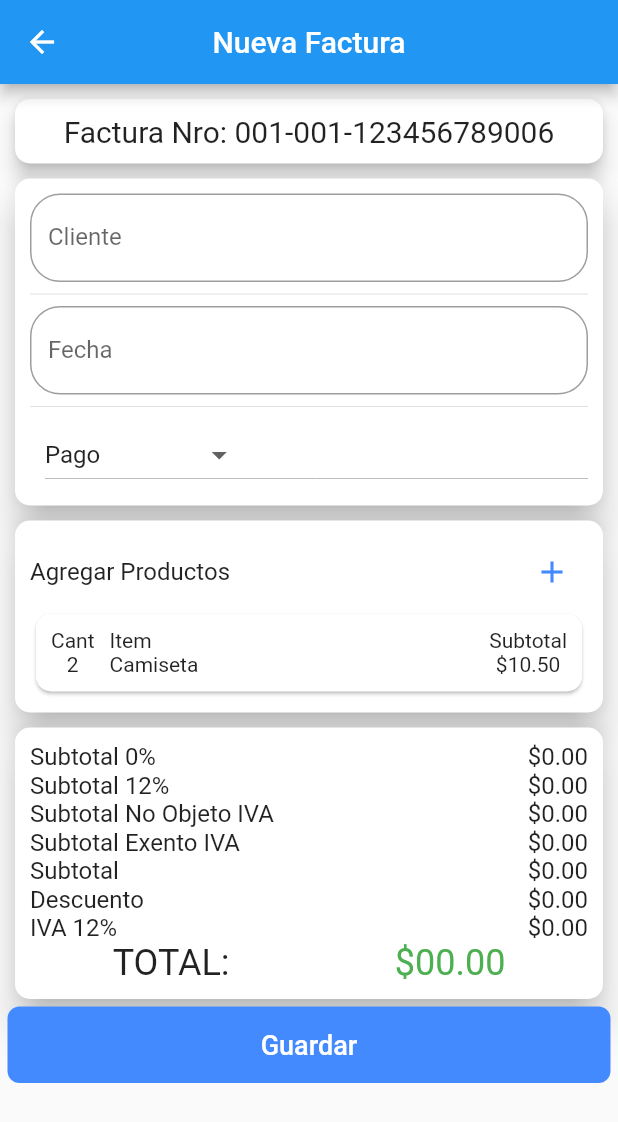
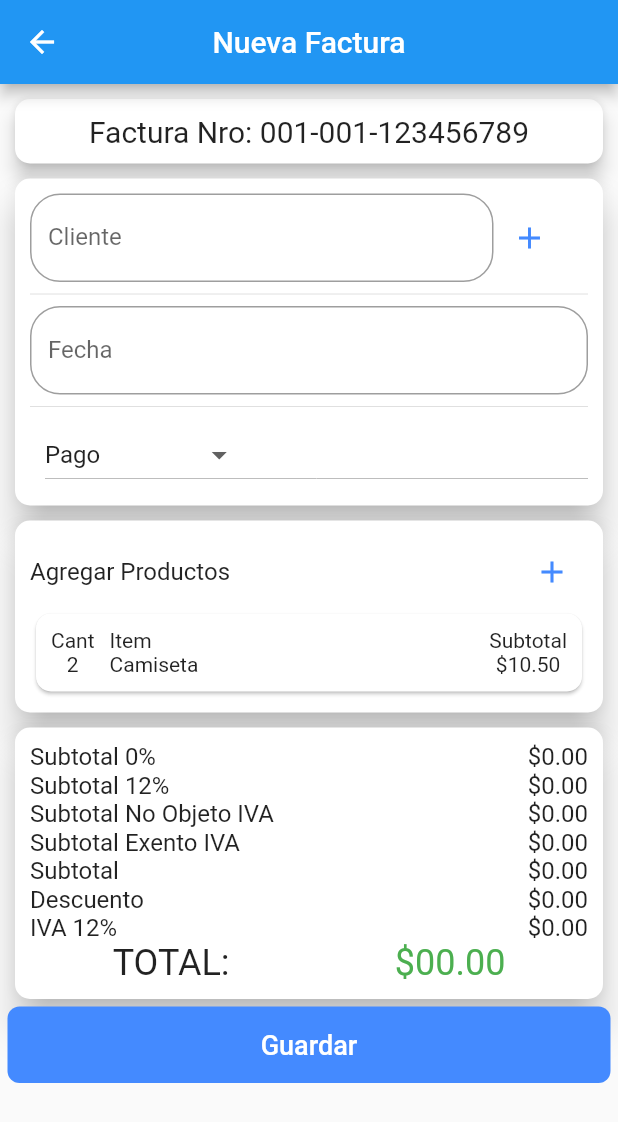
Before and after one commit to b1c0/flutter.factura.club.dev, a Flutter app: the NuevaFacturaPage screen opened by its route, on a phone screen of 412 x 824 dp. Shown: the top 1122 px of the screen. Run offline on Flutter 3.47's test engine with Material 2 defaults, Android fonts, the phone set to English and light mode, and no system bars.

Commit message:
creacion del modelo de usuario y de la vista de datos de empresa, correcciones en las vistas de login, registro y factura nueva.

```diff
--- a/lib/main.dart
+++ b/lib/main.dart
@@ -1,3 +1,4 @@
+import 'package:app_factura_club_dev/src/pages/Empresa/empresa_page.dart';
 import 'package:app_factura_club_dev/src/pages/acceso/login_page.dart';
 import 'package:app_factura_club_dev/src/pages/acceso/registro_page.dart';
 import 'package:app_factura_club_dev/src/pages/clientes/clientes_page.dart';
@@ -30,6 +31,7 @@ class MyApp extends StatelessWidget {
         'facturas': (BuildContext context) => FacturasPage(),
         'nueva-factura': (BuildContext context) => NuevaFacturaPage(),
         'agregar-producto-factura': (BuildContext context) => AgregarProductoFacturaPage(),
+        'empresa': (BuildContext context) => EmpresaPage(),
       },
     );
   }
--- /dev/null
+++ b/lib/src/models/Usuario.dart
@@ -0,0 +1,93 @@
+import 'dart:convert';
+
+Usuario usuarioFromJson(String str) => Usuario.fromJson(json.decode(str));
+
+String usuarioToJson(Usuario data) => json.encode(data.toJson());
+
+class Usuario {
+  Usuario({
+    this.idUser,
+    this.idPadreUser,
+    this.nicUsuario,
+    this.claveUser,
+    this.nombreUser,
+    this.correoUser,
+    this.celularUser,
+    this.activoUser,
+    this.perfilUser,
+    this.postUser,
+    this.sidUser,
+    this.correoVerficadoUser,
+    this.celudarVerificadoUser,
+    this.createdAt,
+    this.createdBy,
+    this.modifiedAt,
+    this.modifiedBy,
+    this.deletedAt,
+    this.deletedBy,
+  });
+
+  int idUser;
+  int idPadreUser;
+  String nicUsuario;
+  String claveUser;
+  String nombreUser;
+  String correoUser;
+  String celularUser;
+  String activoUser;
+  String perfilUser;
+  String postUser;
+  String sidUser;
+  String correoVerficadoUser;
+  String celudarVerificadoUser;
+  DateTime createdAt;
+  int createdBy;
+  DateTime modifiedAt;
+  int modifiedBy;
+  DateTime deletedAt;
+  int deletedBy;
+
+  factory Usuario.fromJson(Map<String, dynamic> json) => Usuario(
+        idUser: json["idUser"],
+        idPadreUser: json["idPadreUser"],
+        nicUsuario: json["nicUsuario"],
+        claveUser: json["claveUser"],
+        nombreUser: json["nombreUser"],
+        correoUser: json["correoUser"],
+        celularUser: json["celularUser"],
+        activoUser: json["activoUser"],
+        perfilUser: json["perfilUser"],
+        postUser: json["postUser"],
+        sidUser: json["sidUser"],
+        correoVerficadoUser: json["correoVerficadoUser"],
+        celudarVerificadoUser: json["celudarVerificadoUser"],
+        createdAt: DateTime.parse(json["createdAt"]),
+        createdBy: json["createdBy"],
+        modifiedAt: DateTime.parse(json["modifiedAt"]),
+        modifiedBy: json["modifiedBy"],
+        deletedAt: DateTime.parse(json["deletedAt"]),
+        deletedBy: json["deletedBy"],
+      );
+
+  Map<String, dynamic> toJson() => {
+        "idUser": idUser,
+        "idPadreUser": idPadreUser,
+        "nicUsuario": nicUsuario,
+        "claveUser": claveUser,
+        "nombreUser": nombreUser,
+        "correoUser": correoUser,
+        "celularUser": celularUser,
+        "activoUser": activoUser,
+        "perfilUser": perfilUser,
+        "postUser": postUser,
+        "sidUser": sidUser,
+        "correoVerficadoUser": correoVerficadoUser,
+        "celudarVerificadoUser": celudarVerificadoUser,
+        "createdAt": createdAt.toIso8601String(),
+        "createdBy": createdBy,
+        "modifiedAt": modifiedAt.toIso8601String(),
+        "modifiedBy": modifiedBy,
+        "deletedAt": deletedAt.toIso8601String(),
+        "deletedBy": deletedBy,
+      };
+}
--- a/lib/src/pages/acceso/login_page.dart
+++ b/lib/src/pages/acceso/login_page.dart
@@ -92,10 +92,10 @@ class LoginPage extends StatelessWidget {
                 input.crearNombreUsuario(),
                 input.crearPassword(),
                 _botonIngresar(context),
+                _botonRegistrar(context),
               ],
             ),
           ),
-          _botonRegistrar(context),
         ],
       ),
     );
@@ -105,7 +105,7 @@ class LoginPage extends StatelessWidget {
     return RaisedButton(
       child: Container(
         padding: EdgeInsets.symmetric(horizontal: 85.0, vertical: 15.0),
-        child: Text('Ingresar'),
+        child: Text('Ingresar', style: TextStyle(fontSize: 18)),
       ),
       shape: RoundedRectangleBorder(borderRadius: BorderRadius.circular(8.0)),
       elevation: 0.0,
@@ -123,7 +123,7 @@ class LoginPage extends StatelessWidget {
             onPressed: () => Navigator.pushReplacementNamed(context, 'registro'),
             child: Text(
               '¿No tienes cuenta? Registrate!',
-              style: TextStyle(color: Colors.white, fontSize: 16.0),
+              style: TextStyle(color: Colors.blue, fontSize: 16.0),
             ))
       ],
     );
--- a/lib/src/pages/documentos/facturas/nueva_factura.dart
+++ b/lib/src/pages/documentos/facturas/nueva_factura.dart
@@ -42,11 +42,26 @@ class _NuevaFacturaPage extends State<NuevaFacturaPage> {
           padding: EdgeInsets.all(10),
           child: Center(
             child: Text(
-              'Factura Nro: 001-001-123456789006',
+              'Factura Nro: 001-001-123456789',
               style: TextStyle(fontSize: 20),
             ),
           ),
         ));
+  }
+
+  Widget _inputCliente(String texto, String hint) {
+    return Container(
+      width: MediaQuery.of(context).size.width * 0.75,
+      child: TextField(
+        // autofocus: true,
+        textCapitalization: TextCapitalization.sentences,
+        decoration: InputDecoration(
+          border: OutlineInputBorder(borderRadius: BorderRadius.circular(20.0)),
+          hintText: hint,
+          labelText: texto,
+        ),
+      ),
+    );
   }
 
   Widget _inputsFact() {
@@ -57,7 +72,19 @@ class _NuevaFacturaPage extends State<NuevaFacturaPage> {
         child: Container(
           padding: EdgeInsets.all(10),
           child: Column(children: [
-            input.crearInputText('Cliente', ''),
+            Row(
+              children: [
+                _inputCliente('Cliente', ''),
+                IconButton(
+                    icon: Icon(
+                      Icons.add,
+                      color: Colors.blueAccent,
+                    ),
+                    onPressed: () {
+                      Navigator.pushNamed(context, 'agregar-producto-factura');
+                    }),
+              ],
+            ),
             Divider(),
             input.crearInputText('Fecha', ''),
             Divider(),
```
Also changed, not shown: lib/src/pages/Empresa/empresa_page.dart (added, +53 -0 lines), lib/src/pages/acceso/registro_page.dart (+7 -5 lines), lib/src/pages/home_page.dart (+13 -10 lines), lib/src/widgets/menu_widget.dart (+7 -0 lines), lib/src/pages/Empresa/sucursal_page.dart (added).
